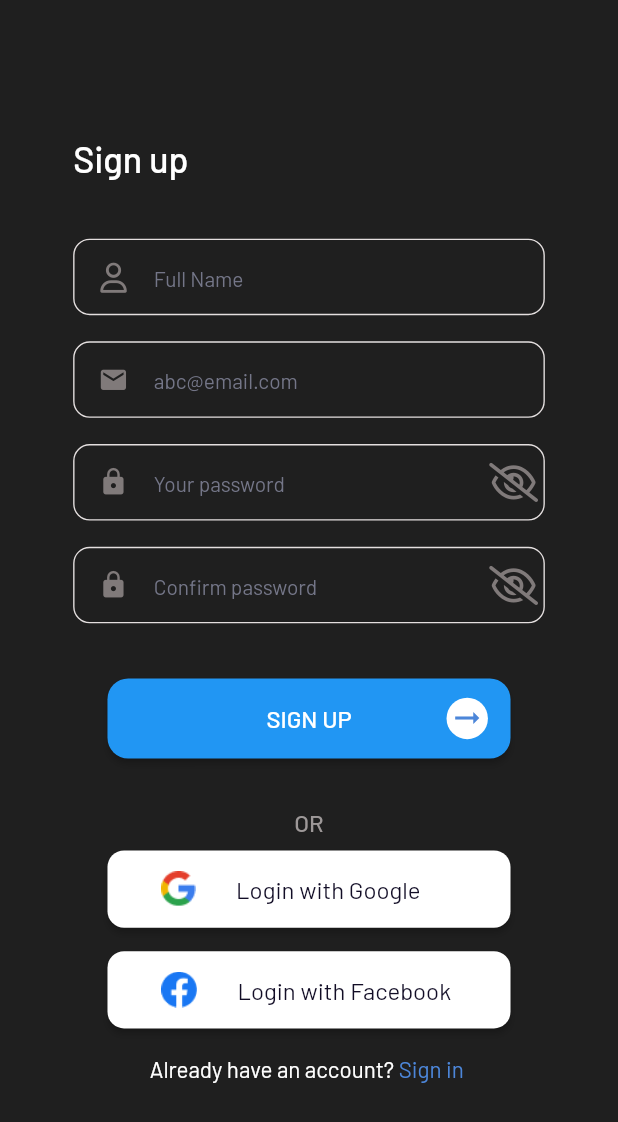
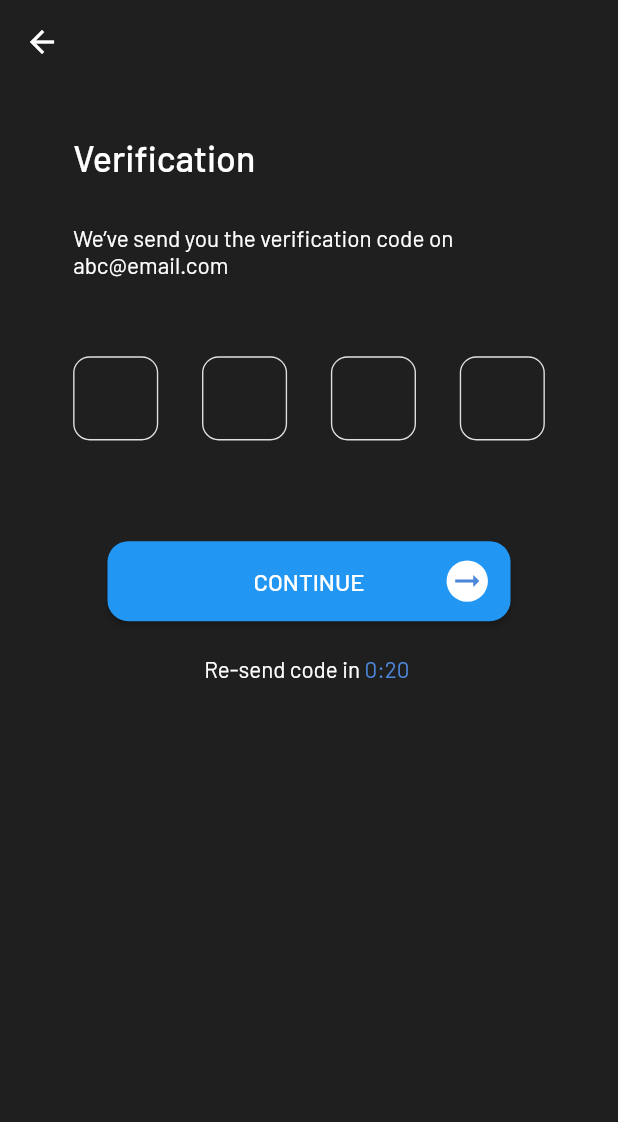
Before and after one commit to dulajdanu/suntech-it-e-com-app, a Flutter app: the SignUpView widget shown alone on an empty page, opened directly, after a tap on "SIGN UP", on a phone screen of 412 x 824 dp. Shown: the top 1122 px of the screen. Run offline on Flutter 3.47's test engine with Material 2 defaults, Android fonts, the phone set to English and light mode, and no system bars; our stand-ins replace flutter_screenutil, font_awesome_flutter, google_fonts.

Commit message:
verification ui completed

```diff
--- a/lib/features/auth/sign_up/presentation/pages/sign_up_view.dart
+++ b/lib/features/auth/sign_up/presentation/pages/sign_up_view.dart
@@ -6,6 +6,7 @@ import 'package:suntech_it_e_com_app/core/constants/widgets/app_background_custo
 import 'package:suntech_it_e_com_app/core/constants/widgets/text_custom.dart';
 import 'package:suntech_it_e_com_app/core/constants/widgets/text_field_custom.dart';
 import 'package:suntech_it_e_com_app/features/auth/login/presentation/pages/login_page.dart';
+import 'package:suntech_it_e_com_app/features/auth/verification/presentation/pages/verification_page.dart';
 import 'package:suntech_it_e_com_app/features/auth/widgets/auth_action_button_widget.dart';
 import 'package:suntech_it_e_com_app/features/auth/widgets/social_media_sign_in_button_widget.dart';
 
@@ -59,7 +60,13 @@ class SignUpView extends StatelessWidget {
           ),
           AuthActionButtonWidget(
             buttonText: 'Sign up',
-            callback: () {},
+            callback: () {
+              Navigator.push(
+                  context,
+                  MaterialPageRoute(
+                    builder: (context) => const VerificationPage(),
+                  ));
+            },
             margin: EdgeInsets.symmetric(
               horizontal: 23.w,
             ),
--- /dev/null
+++ b/lib/features/auth/verification/data/datasources/verification_datasource_impl.dart
@@ -0,0 +1,3 @@
+import 'package:suntech_it_e_com_app/features/auth/verification/data/datasources/verification_datasource.dart';
+
+class VerificationDatasourceImpl implements VerificationDatasource {}
--- /dev/null
+++ b/lib/features/auth/verification/data/repositories/verification_repository_impl.dart
@@ -0,0 +1,3 @@
+import 'package:suntech_it_e_com_app/features/auth/verification/data/repositories/verification_repository.dart';
+
+class VerificationRepsitoryImpl implements VerificationRepository {}
--- a/lib/features/verification/presentation/pages/verification_page.dart
+++ b/lib/features/auth/verification/presentation/pages/verification_page.dart
@@ -1,5 +1,5 @@
 import 'package:flutter/material.dart';
-import 'package:suntech_it_e_com_app/features/verification/presentation/pages/verification_view.dart';
+import 'package:suntech_it_e_com_app/features/auth/verification/presentation/pages/verification_view.dart';
 
 class VerificationPage extends StatelessWidget {
   const VerificationPage({Key? key}) : super(key: key);
--- /dev/null
+++ b/lib/features/auth/verification/presentation/pages/verification_view.dart
@@ -0,0 +1,85 @@
+import 'package:flutter/material.dart';
+import 'package:flutter_screenutil/flutter_screenutil.dart';
+import 'package:suntech_it_e_com_app/core/constants/app_constants.dart';
+import 'package:suntech_it_e_com_app/core/constants/widgets/app_background_custom.dart';
+import 'package:suntech_it_e_com_app/core/constants/widgets/text_custom.dart';
+import 'package:suntech_it_e_com_app/features/auth/verification/presentation/widgets/pin_input_widget.dart';
+import 'package:suntech_it_e_com_app/features/auth/widgets/auth_action_button_widget.dart';
+
+class VerificationView extends StatelessWidget {
+  const VerificationView({Key? key}) : super(key: key);
+
+  @override
+  Widget build(BuildContext context) {
+    return AppBackgroundCustom(
+        bodyWidget: Container(
+      margin: EdgeInsets.symmetric(
+        horizontal: AppConstants.defaultHorizontalMargin,
+      ),
+      child: Column(
+        children: [
+          TextCustomWidget(
+            text: 'Verification',
+            marginTop: 37.58.h,
+            marginBottom: 33.h,
+            textStyle: AppConstants.headingTextStyle,
+          ),
+          TextCustomWidget(
+            text: "We’ve send you the verification code on abc@email.com",
+            textStyle: const TextStyle(
+              fontSize: 15,
+              color: Colors.white,
+              fontWeight: FontWeight.w400,
+            ),
+            marginBottom: 56.12.h,
+          ),
+          SizedBox(
+            height: 61.h,
+            // color: Colors.green,
+            child: Row(
+              mainAxisAlignment: MainAxisAlignment.spaceBetween,
+              children: const [
+                PinInputWidget(),
+                PinInputWidget(),
+                PinInputWidget(),
+                PinInputWidget(),
+              ],
+            ),
+          ),
+          SizedBox(height: 48.h),
+          AuthActionButtonWidget(
+            buttonText: 'Continue',
+            callback: () {},
+            margin: EdgeInsets.symmetric(
+              horizontal: 23.w,
+              vertical: 25.h,
+            ),
+          ),
+          Container(
+            child: Row(
+              mainAxisAlignment: MainAxisAlignment.center,
+              children: [
+                TextCustomWidget(
+                  text: 'Re-send code in ',
+                  textStyle: TextStyle(
+                    color: Colors.white,
+                    fontSize: 15.sp,
+                    fontWeight: FontWeight.w400,
+                  ),
+                ),
+                TextCustomWidget(
+                  text: '0:20 ',
+                  textStyle: TextStyle(
+                    color: AppConstants.mainBlueColor,
+                    fontSize: 15.sp,
+                    fontWeight: FontWeight.w400,
+                  ),
+                ),
+              ],
+            ),
+          )
+        ],
+      ),
+    ));
+  }
+}
--- /dev/null
+++ b/lib/features/auth/verification/presentation/widgets/pin_input_widget.dart
@@ -0,0 +1,72 @@
+import 'package:flutter/material.dart';
+import 'package:flutter_screenutil/flutter_screenutil.dart';
+import 'package:suntech_it_e_com_app/core/constants/app_constants.dart';
+
+class PinInputWidget extends StatelessWidget {
+  const PinInputWidget({Key? key}) : super(key: key);
+  //todo in this widget change the direction of the cursor like in the design
+
+  @override
+  Widget build(BuildContext context) {
+    return SizedBox(
+      width: 57.w,
+      height: 61.h,
+      child: TextFormField(
+        style: TextStyle(
+          fontSize: 24.sp,
+          fontWeight: FontWeight.w500,
+          color: Colors.white,
+        ),
+        textAlign: TextAlign.center,
+        decoration: InputDecoration(
+          enabledBorder: OutlineInputBorder(
+            borderRadius: BorderRadius.circular(
+              12.h,
+            ),
+            borderSide: BorderSide(
+              width: 1.h,
+              color: AppConstants.textFieldBorderColor,
+            ),
+          ),
+          disabledBorder: OutlineInputBorder(
+            borderRadius: BorderRadius.circular(
+              12.h,
+            ),
+            borderSide: BorderSide(
+              width: 1.h,
+              color: Colors.grey,
+            ),
+          ),
+          focusedBorder: OutlineInputBorder(
+            borderRadius: BorderRadius.circular(
+              12.h,
+            ),
+            borderSide: BorderSide(
+              width: 1.h,
+              color: AppConstants.mainBlueColor,
+            ),
+          ),
+          errorBorder: OutlineInputBorder(
+            borderRadius: BorderRadius.circular(
+              12.h,
+            ),
+            borderSide: BorderSide(
+              width: 1.h,
+              color: Colors.red,
+            ),
+          ),
+          focusedErrorBorder: OutlineInputBorder(
+            borderRadius: BorderRadius.circular(
+              12.h,
+            ),
+            borderSide: BorderSide(
+              width: 1.h,
+              color: Colors.red,
+            ),
+          ),
+          border: InputBorder.none,
+        ),
+      ),
+    );
+  }
+}
--- a/lib/features/verification/data/datasources/verification_datasource_impl.dart
+++ /dev/null
@@ -1,3 +0,0 @@
-import 'package:suntech_it_e_com_app/features/verification/data/datasources/verification_datasource.dart';
-
-class VerificationDatasourceImpl implements VerificationDatasource {}
--- a/lib/features/verification/data/repositories/verification_repository_impl.dart
+++ /dev/null
@@ -1,3 +0,0 @@
-import 'package:suntech_it_e_com_app/features/verification/data/repositories/verification_repository.dart';
-
-class VerificationRepsitoryImpl implements VerificationRepository {}
--- a/lib/features/verification/presentation/pages/verification_view.dart
+++ /dev/null
@@ -1,12 +0,0 @@
-import 'package:flutter/material.dart';
-
-class VerificationView extends StatelessWidget {
-  const VerificationView({Key? key}) : super(key: key);
-
-  @override
-  Widget build(BuildContext context) {
-    return const Scaffold(
-      body: Center(child: Text("verification")),
-    );
-  }
-}
```
Also changed, not shown: lib/features/auth/verification/data/datasources/verification_datasource.dart (renamed from lib/features/verification/data/datasources/verification_datasource.dart), lib/features/auth/verification/data/repositories/verification_repository.dart (renamed from lib/features/verification/data/repositories/verification_repository.dart), 4 other files.
